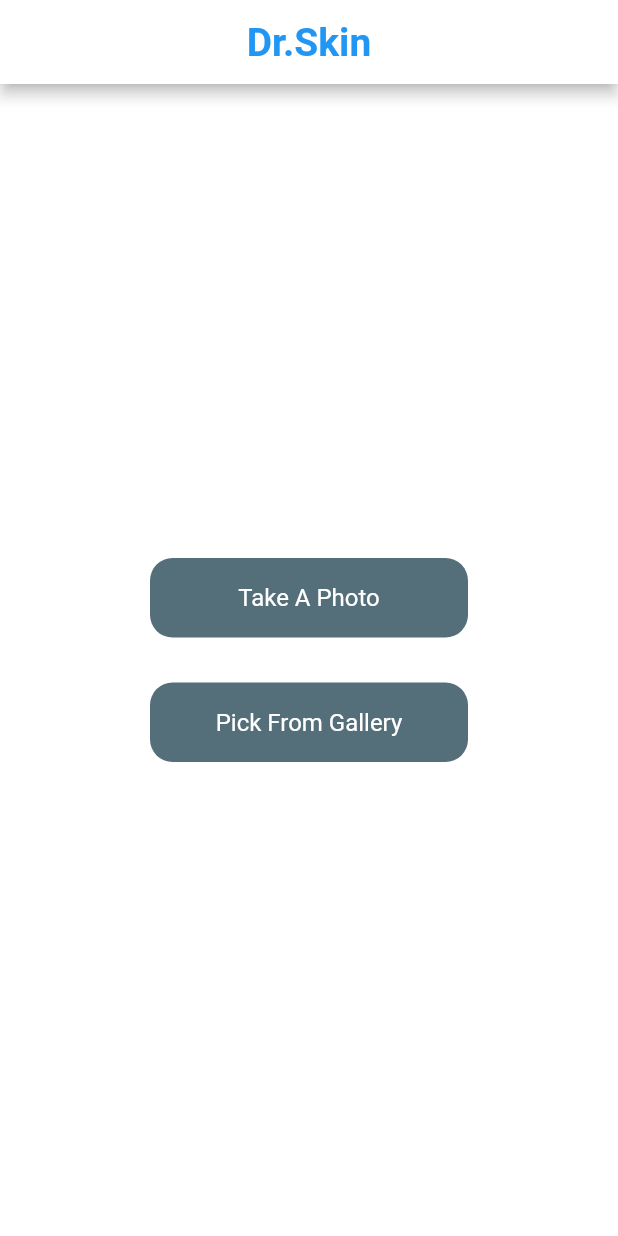
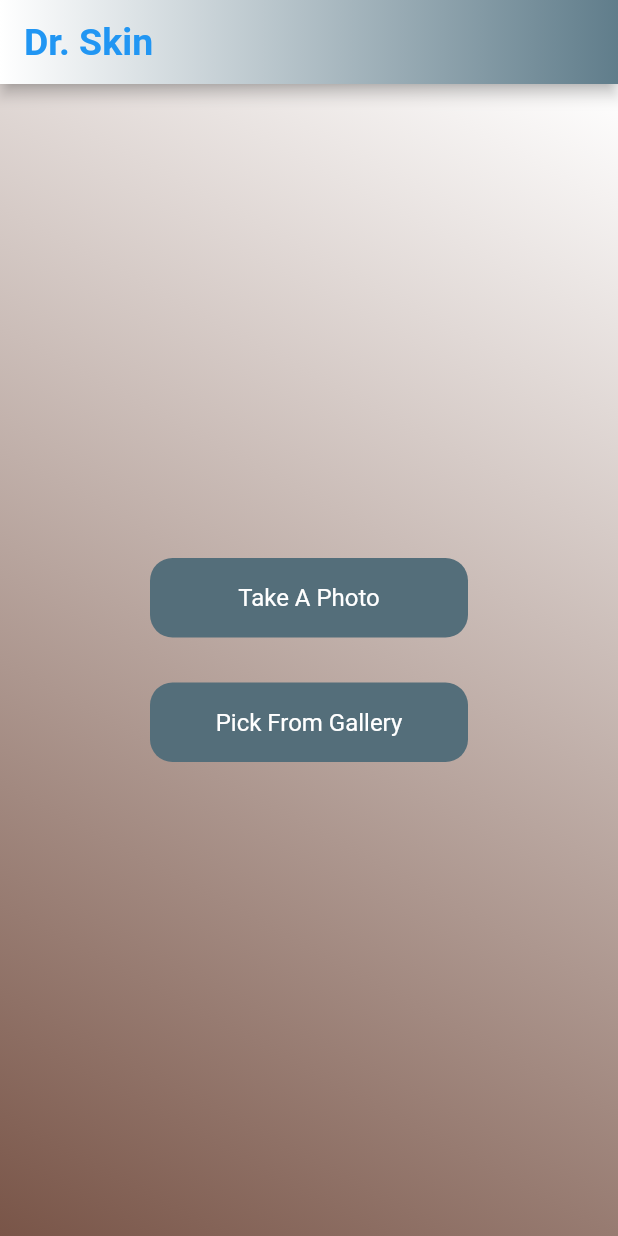
Before and after one commit to Bonface2/Dr-Skin, a Flutter app: the screen it shows after launch, on a phone screen of 412 x 824 dp. Run offline on Flutter 3.47's test engine with Material 2 defaults, Android fonts, the phone set to English and light mode, and no system bars; our stand-ins replace image_picker, new_gradient_app_bar, splashscreen; missing offline and left inert: tflite.

Commit message:
UI improvements

```diff
--- a/lib/home.dart
+++ b/lib/home.dart
@@ -4,6 +4,7 @@ import 'package:flutter/services.dart';
 import 'package:tflite/tflite.dart';
 // ignore: import_of_legacy_library_into_null_safe
 import 'package:image_picker/image_picker.dart';
+import 'package:new_gradient_app_bar/new_gradient_app_bar.dart';
 
 class Home extends StatefulWidget {
   @override
@@ -80,26 +81,29 @@ class _HomeState extends State<Home> {
   @override
   Widget build(BuildContext context) {
     return Scaffold(
-      appBar: AppBar(
-        backgroundColor: Colors.white,
-        title: Text('Dr.Skin',
+      appBar: NewGradientAppBar(
+        title: Text('Dr. Skin',
             style: TextStyle(
-              color: Colors.blue,
-              fontSize: 26,
-              fontWeight: FontWeight.bold,
-            )),
-        centerTitle: true,
+                color: Colors.blue, fontWeight: FontWeight.bold, fontSize: 25)),
+        gradient: LinearGradient(
+          colors: [
+            Colors.white,
+            Colors.blueGrey,
+          ],
+        ),
       ),
       body: Container(
-        color: Colors.white,
-        padding: EdgeInsets.symmetric(horizontal: 15, vertical: 50),
-        child: Container(
         alignment: Alignment.center,
         padding: EdgeInsets.all(30),
-          decoration: BoxDecoration(
-            color: Colors.white,
-            borderRadius: BorderRadius.circular(30),
-          ),
+        decoration: new BoxDecoration(
+            gradient: LinearGradient(
+          begin: Alignment.topRight,
+          end: Alignment.bottomLeft,
+          colors: [
+            Colors.white,
+            Colors.brown,
+          ],
+        )),
         child: Column(
           mainAxisAlignment: MainAxisAlignment.center,
           children: [
@@ -130,7 +134,7 @@ class _HomeState extends State<Home> {
                                 ? Text(
                                     'Diagnosis: ${_output[0]['label']}.',
                                     style: TextStyle(
-                                          color: Colors.brown[400],
+                                        color: Colors.white,
                                         fontSize: 23,
                                         fontWeight: FontWeight.w600),
                                     textAlign: TextAlign.center,
@@ -149,8 +153,7 @@ class _HomeState extends State<Home> {
                                 );
                               },
                               child: Container(
-                                  width:
-                                      MediaQuery.of(context).size.width - 200,
+                                width: MediaQuery.of(context).size.width - 200,
                                 alignment: Alignment.center,
                                 padding: EdgeInsets.symmetric(
                                     horizontal: 24, vertical: 17),
@@ -186,8 +189,8 @@ class _HomeState extends State<Home> {
                                 borderRadius: BorderRadius.circular(15)),
                             child: Text(
                               'Take A Photo',
-                                style: TextStyle(
-                                    color: Colors.white, fontSize: 16),
+                              style:
+                                  TextStyle(color: Colors.white, fontSize: 16),
                             ),
                           ),
                         ),
@@ -206,8 +209,8 @@ class _HomeState extends State<Home> {
                                 borderRadius: BorderRadius.circular(15)),
                             child: Text(
                               'Pick From Gallery',
-                                style: TextStyle(
-                                    color: Colors.white, fontSize: 16),
+                              style:
+                                  TextStyle(color: Colors.white, fontSize: 16),
                             ),
                           ),
                         ),
@@ -215,7 +218,6 @@ class _HomeState extends State<Home> {
                     ),
             ),
           ],
-          ),
         ),
       ),
     );
@@ -249,19 +251,25 @@ class _Info extends State<Info> {
   @override
   Widget build(BuildContext context) {
     return Scaffold(
-        appBar: AppBar(
+        appBar: NewGradientAppBar(
           title: Text('Diagnosis Information',
               style: TextStyle(
                   color: Colors.blue,
-                fontSize: 26,
                   fontWeight: FontWeight.bold,
-              )),
+                  fontSize: 25)),
+          gradient: LinearGradient(
+            colors: [
+              Colors.blueGrey,
+              Colors.white,
+            ],
+          ),
           centerTitle: true,
         ),
         body: ListView(
           padding: const EdgeInsets.all(8),
           children: <Widget>[
             Container(
+              margin: const EdgeInsets.all(10),
               child: Center(
                   child: Text(
                 information,
--- a/pubspec.yaml
+++ b/pubspec.yaml
@@ -30,6 +30,7 @@ dependencies:
   path:
   tflite: ^1.1.1
   image_picker: ^0.6.7+4
+  new_gradient_app_bar: ^0.1.4
 
 
   # The following adds the Cupertino Icons font to your application.
```
Also changed, not shown: pubspec.lock. Lines whose indentation alone changed are shown as unchanged.
